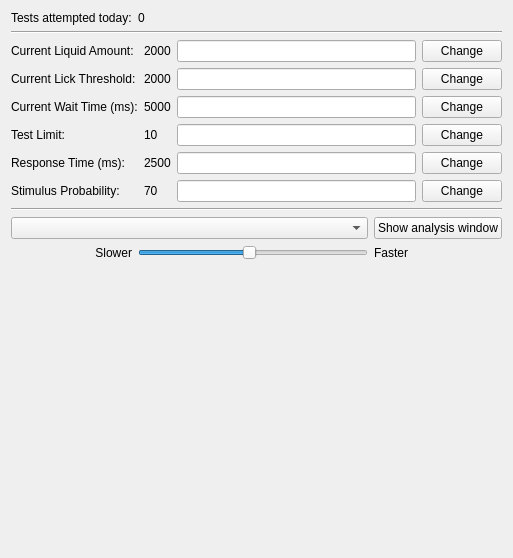
Before: the Qt Designer form Python/gui/mousewin.ui in yagarwal123/autonomouse, drawn with Qt 5.
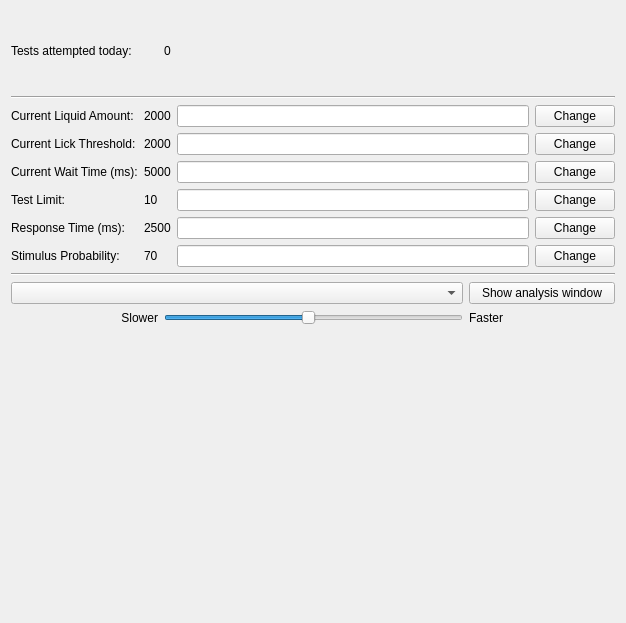
After: the same form once the commit is applied. Custom widgets are drawn as their Qt base class.

Commit message: odour window update, still need to fix bug

Patch:
```diff
--- a/Python/gui/mousewin.ui
+++ b/Python/gui/mousewin.ui
@@ -6,8 +6,8 @@
    <rect>
     <x>0</x>
     <y>0</y>
-    <width>503</width>
-    <height>502</height>
+    <width>626</width>
+    <height>623</height>
    </rect>
   </property>
   <property name="windowTitle">
```
The commit also changes 4 other files.
